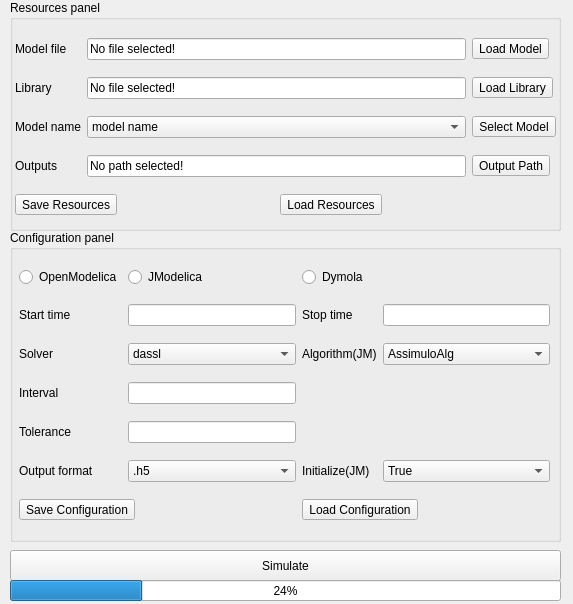
Before: the Qt Designer form res/mee_simulation_gui.ui in fran-jo/SimuGUI, drawn with Qt 5.
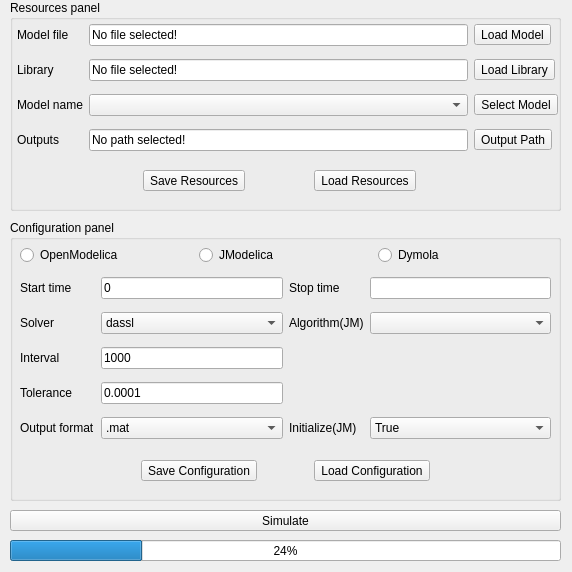
After: the same form once the commit is applied.

What changed in the file:
```diff
--- a/res/mee_simulation_gui.ui
+++ b/res/mee_simulation_gui.ui
@@ -6,8 +6,8 @@
    <rect>
     <x>0</x>
     <y>0</y>
-    <width>573</width>
-    <height>604</height>
+    <width>572</width>
+    <height>572</height>
    </rect>
   </property>
   <property name="sizePolicy">
@@ -23,21 +23,21 @@
    <property name="geometry">
     <rect>
      <x>10</x>
-     <y>230</y>
+     <y>220</y>
      <width>551</width>
-     <height>312</height>
+     <height>281</height>
     </rect>
    </property>
    <property name="title">
     <string>Configuration panel</string>
    </property>
-   <widget class="QWidget" name="">
+   <widget class="QWidget" name="layoutWidget">
     <property name="geometry">
      <rect>
-      <x>9</x>
-      <y>26</y>
+      <x>10</x>
+      <y>20</y>
       <width>531</width>
-      <height>281</height>
+      <height>31</height>
      </rect>
     </property>
     <layout class="QGridLayout" name="gridLayout_2">
@@ -62,118 +62,117 @@
        </property>
       </widget>
      </item>
-     <item row="1" column="0">
+    </layout>
+   </widget>
+   <widget class="QWidget" name="layoutWidget">
+    <property name="geometry">
+     <rect>
+      <x>10</x>
+      <y>50</y>
+      <width>531</width>
+      <height>181</height>
+     </rect>
+    </property>
+    <layout class="QGridLayout" name="gridLayout_4">
+     <item row="0" column="0">
       <widget class="QLabel" name="label_5">
        <property name="text">
         <string>Start time</string>
        </property>
       </widget>
      </item>
-     <item row="1" column="1">
-      <widget class="QLineEdit" name="txt_startTime"/>
+     <item row="0" column="1">
+      <widget class="QLineEdit" name="txt_startTime">
+       <property name="text">
+        <string>0</string>
+       </property>
+      </widget>
      </item>
-     <item row="1" column="2">
+     <item row="0" column="2">
       <widget class="QLabel" name="label_6">
        <property name="text">
         <string>Stop time</string>
        </property>
       </widget>
      </item>
-     <item row="1" column="3">
-      <widget class="QLineEdit" name="btn_stopTime"/>
+     <item row="0" column="3">
+      <widget class="QLineEdit" name="txt_stopTime"/>
      </item>
-     <item row="2" column="0">
+     <item row="1" column="0">
       <widget class="QLabel" name="label_7">
        <property name="text">
         <string>Solver</string>
        </property>
       </widget>
      </item>
-     <item row="2" column="1">
-      <widget class="QComboBox" name="cbx_solver">
-       <property name="editable">
-        <bool>false</bool>
-       </property>
-       <property name="currentText" stdset="0">
-        <string>dassl</string>
-       </property>
-       <item>
-        <property name="text">
-         <string>dassl</string>
-        </property>
-       </item>
-       <item>
-        <property name="text">
-         <string>Rkfix2</string>
-        </property>
-       </item>
-       <item>
-        <property name="text">
-         <string>Rkfix4</string>
-        </property>
-       </item>
-      </widget>
-     </item>
-     <item row="2" column="2">
+     <item row="1" column="2">
       <widget class="QLabel" name="label_8">
        <property name="text">
         <string>Algorithm(JM)</string>
        </property>
       </widget>
      </item>
-     <item row="2" column="3">
-      <widget class="QComboBox" name="cbx_jmAlgorithm">
-       <item>
-        <property name="text">
-         <string>AssimuloAlg</string>
-        </property>
-       </item>
-       <item>
-        <property name="text">
-         <string>New Item</string>
-        </property>
-       </item>
-       <item>
-        <property name="text">
-         <string>New Item2</string>
-        </property>
-       </item>
-      </widget>
-     </item>
-     <item row="3" column="0">
+     <item row="2" column="0">
       <widget class="QLabel" name="label_9">
        <property name="text">
         <string>Interval</string>
        </property>
       </widget>
      </item>
-     <item row="3" column="1">
-      <widget class="QLineEdit" name="txt_interval"/>
+     <item row="2" column="1">
+      <widget class="QLineEdit" name="txt_interval">
+       <property name="text">
+        <string>1000</string>
+       </property>
+      </widget>
      </item>
-     <item row="4" column="0">
+     <item row="3" column="0">
       <widget class="QLabel" name="label_10">
        <property name="text">
         <string>Tolerance</string>
        </property>
       </widget>
      </item>
-     <item row="4" column="1">
-      <widget class="QLineEdit" name="txt_tolerance"/>
+     <item row="3" column="1">
+      <widget class="QLineEdit" name="txt_tolerance">
+       <property name="text">
+        <string>0.0001</string>
+       </property>
+      </widget>
      </item>
-     <item row="5" column="0">
+     <item row="4" column="0">
       <widget class="QLabel" name="label_11">
        <property name="text">
         <string>Output format</string>
        </property>
       </widget>
      </item>
-     <item row="5" column="1">
+     <item row="4" column="2">
+      <widget class="QLabel" name="label_12">
+       <property name="text">
+        <string>Initialize(JM)</string>
+       </property>
+      </widget>
+     </item>
+     <item row="1" column="1">
+      <widget class="QComboBox" name="cbx_solver">
+       <item>
+        <property name="text">
+         <string>dassl</string>
+        </property>
+       </item>
+       <item>
+        <property name="text">
+         <string>Rkfix2</string>
+        </property>
+       </item>
+      </widget>
+     </item>
+     <item row="1" column="3">
+      <widget class="QComboBox" name="cbx_jmAlgorithm"/>
+     </item>
+     <item row="4" column="1">
       <widget class="QComboBox" name="cbx_format">
-       <item>
-        <property name="text">
-         <string>.h5</string>
-        </property>
-       </item>
        <item>
         <property name="text">
          <string>.mat</string>
@@ -186,14 +185,7 @@
        </item>
       </widget>
      </item>
-     <item row="5" column="2">
-      <widget class="QLabel" name="label_12">
-       <property name="text">
-        <string>Initialize(JM)</string>
-       </property>
-      </widget>
-     </item>
-     <item row="5" column="3">
+     <item row="4" column="3">
       <widget class="QComboBox" name="cbx_jmInit">
        <item>
         <property name="text">
@@ -207,20 +199,32 @@
        </item>
       </widget>
      </item>
-     <item row="6" column="2" colspan="2">
-      <widget class="QToolButton" name="btn_loadConfig">
-       <property name="text">
-        <string>Load Configuration</string>
-       </property>
-      </widget>
-     </item>
-     <item row="6" column="0" colspan="2">
+    </layout>
+   </widget>
+   <widget class="QWidget" name="layoutWidget">
+    <property name="geometry">
+     <rect>
+      <x>80</x>
+      <y>230</y>
+      <width>391</width>
+      <height>41</height>
+     </rect>
+    </property>
+    <layout class="QGridLayout" name="gridLayout_5">
+     <item row="0" column="0">
       <widget class="QToolButton" name="btn_saveConfig">
        <property name="text">
         <string>Save Configuration</string>
        </property>
       </widget>
      </item>
+     <item row="0" column="1">
+      <widget class="QToolButton" name="btn_loadConfig">
+       <property name="text">
+        <string>Load Configuration</string>
+       </property>
+      </widget>
+     </item>
     </layout>
    </widget>
    <zorder>rbt_omc</zorder>
@@ -249,7 +253,7 @@
    <property name="geometry">
     <rect>
      <x>10</x>
-     <y>580</y>
+     <y>540</y>
      <width>551</width>
      <height>21</height>
     </rect>
@@ -270,7 +274,7 @@
      <x>10</x>
      <y>0</y>
      <width>551</width>
-     <height>231</height>
+     <height>211</height>
     </rect>
    </property>
    <property name="layoutDirection">
@@ -282,13 +286,39 @@
    <property name="title">
     <string>Resources panel</string>
    </property>
-   <widget class="QWidget" name="">
+   <widget class="QWidget" name="layoutWidget">
     <property name="geometry">
      <rect>
-      <x>5</x>
-      <y>27</y>
+      <x>70</x>
+      <y>160</y>
+      <width>401</width>
+      <height>41</height>
+     </rect>
+    </property>
+    <layout class="QGridLayout" name="gridLayout_3">
+     <item row="0" column="0">
+      <widget class="QToolButton" name="btn_saveResources">
+       <property name="text">
+        <string>Save Resources</string>
+       </property>
+      </widget>
+     </item>
+     <item row="0" column="1">
+      <widget class="QToolButton" name="btn_loadResources">
+       <property name="text">
+        <string>Load Resources</string>
+       </property>
+      </widget>
+     </item>
+    </layout>
+   </widget>
+   <widget class="QWidget" name="layoutWidget">
+    <property name="geometry">
+     <rect>
+      <x>7</x>
+      <y>17</y>
       <width>541</width>
-      <height>201</height>
+      <height>141</height>
      </rect>
     </property>
     <layout class="QGridLayout" name="gridLayout">
@@ -299,13 +329,20 @@
        </property>
       </widget>
      </item>
-     <item row="0" column="1" colspan="2">
+     <item row="0" column="1">
       <widget class="QLineEdit" name="txt_modelFile">
        <property name="text">
         <string>No file selected!</string>
        </property>
       </widget>
      </item>
+     <item row="0" column="2">
+      <widget class="QToolButton" name="btn_loadModelFile">
+       <property name="text">
+        <string>Load Model</string>
+       </property>
+      </widget>
+     </item>
      <item row="1" column="0">
       <widget class="QLabel" name="label_2">
        <property name="text">
@@ -313,13 +350,20 @@
        </property>
       </widget>
      </item>
-     <item row="1" column="1" colspan="2">
+     <item row="1" column="1">
       <widget class="QLineEdit" name="txt_libraryFile">
        <property name="text">
         <string>No file selected!</string>
        </property>
       </widget>
      </item>
+     <item row="1" column="2">
+      <widget class="QToolButton" name="btn_loadLibraryFile">
+       <property name="text">
+        <string>Load Library</string>
+       </property>
+      </widget>
+     </item>
      <item row="2" column="0">
       <widget class="QLabel" name="label_3">
        <property name="sizePolicy">
@@ -333,16 +377,17 @@
        </property>
       </widget>
      </item>
-     <item row="2" column="1" colspan="2">
-      <widget class="QComboBox" name="cbx_modelList">
-       <property name="layoutDirection">
-        <enum>Qt::LeftToRight</enum>
+     <item row="2" column="2">
+      <widget class="QToolButton" name="btn_loadModel">
+       <property name="sizePolicy">
+        <sizepolicy hsizetype="Fixed" vsizetype="Fixed">
+         <horstretch>0</horstretch>
+         <verstretch>0</verstretch>
+        </sizepolicy>
        </property>
-       <item>
-        <property name="text">
-         <string>model name</string>
-        </property>
-       </item>
+       <property name="text">
+        <string>Select Model</string>
+       </property>
       </widget>
      </item>
      <item row="3" column="0">
@@ -352,60 +397,22 @@
        </property>
       </widget>
      </item>
-     <item row="3" column="1" colspan="2">
+     <item row="3" column="1">
       <widget class="QLineEdit" name="txt_outPath">
        <property name="text">
         <string>No path selected!</string>
        </property>
       </widget>
      </item>
-     <item row="0" column="3">
-      <widget class="QToolButton" name="btn_loadModelFile">
-       <property name="text">
-        <string>Load Model</string>
-       </property>
-      </widget>
-     </item>
-     <item row="4" column="0" colspan="2">
-      <widget class="QToolButton" name="btn_saveResources">
-       <property name="text">
-        <string>Save Resources</string>
-       </property>
-      </widget>
-     </item>
-     <item row="4" column="2" colspan="2">
-      <widget class="QToolButton" name="btn_loadResources">
-       <property name="text">
-        <string>Load Resources</string>
-       </property>
-      </widget>
-     </item>
-     <item row="3" column="3">
+     <item row="3" column="2">
       <widget class="QToolButton" name="btn_loadOutPath">
        <property name="text">
         <string>Output Path</string>
        </property>
       </widget>
      </item>
-     <item row="2" column="3">
-      <widget class="QToolButton" name="btn_loadModel">
-       <property name="sizePolicy">
-        <sizepolicy hsizetype="Fixed" vsizetype="Fixed">
-         <horstretch>0</horstretch>
-         <verstretch>0</verstretch>
-        </sizepolicy>
-       </property>
-       <property name="text">
-        <string>Select Model</string>
-       </property>
-      </widget>
-     </item>
-     <item row="1" column="3">
-      <widget class="QToolButton" name="btn_loadLibraryFile">
-       <property name="text">
-        <string>Load Library</string>
-       </property>
-      </widget>
+     <item row="2" column="1">
+      <widget class="QComboBox" name="cbx_modelList"/>
      </item>
     </layout>
    </widget>
@@ -414,9 +421,9 @@
    <property name="geometry">
     <rect>
      <x>10</x>
-     <y>550</y>
+     <y>510</y>
      <width>551</width>
-     <height>31</height>
+     <height>21</height>
     </rect>
    </property>
    <property name="text">
```
Left out of the diff: 35 changed lines with no effect on the pictures.
